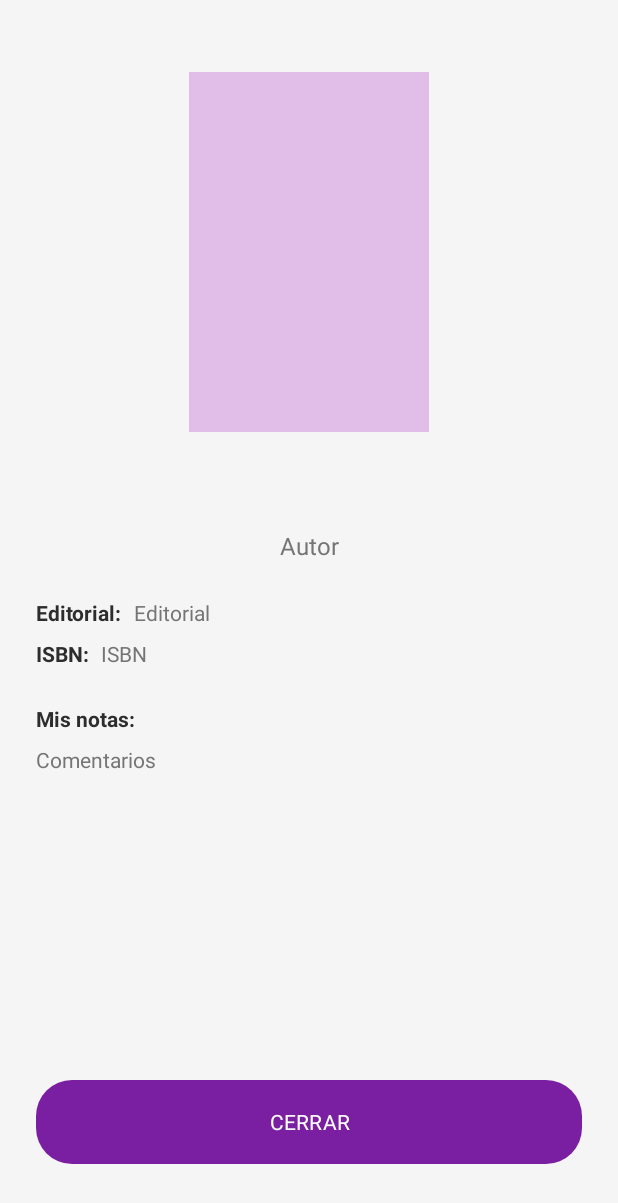
After one commit to mariapereyradv/parcial-2-am-acn4a-pereyra, an Android app: the DetalleLibroActivity screen opened directly, with no data from a screen before it, on a phone screen of 412 x 824 dp. The commit adds this screen. Shown: the top 1203 px of the screen. Run offline under Robolectric (Android 15) with nearby library versions, the phone set to English and light mode, and no system bars; pictures from the network do not load; 4 statements that could not run were skipped.

```diff
--- a/app/build.gradle
+++ b/app/build.gradle
@@ -33,6 +33,8 @@ dependencies {
     implementation 'androidx.recyclerview:recyclerview:1.2.1'
     implementation 'androidx.cardview:cardview:1.0.0'
     implementation 'com.google.code.gson:gson:2.8.9'
-    implementation 'com.github.bumptech.glide:glide:4.12.0'
-    annotationProcessor 'com.github.bumptech.glide:compiler:4.12.0'
+
+    // Glide para cargar imágenes
+    implementation 'com.github.bumptech.glide:glide:4.14.2'
+    annotationProcessor 'com.github.bumptech.glide:compiler:4.14.2'
 }
--- /dev/null
+++ b/app/src/main/java/com/jfam/leido/DetalleLibroActivity.java
@@ -0,0 +1,59 @@
+package com.jfam.leido;
+
+import android.os.Bundle;
+import android.widget.Button;
+import android.widget.ImageView;
+import android.widget.TextView;
+import androidx.appcompat.app.AppCompatActivity;
+import com.bumptech.glide.Glide;
+
+public class DetalleLibroActivity extends AppCompatActivity {
+
+    @Override
+    protected void onCreate(Bundle savedInstanceState) {
+        super.onCreate(savedInstanceState);
+        setContentView(R.layout.activity_detalle_libro);
+
+        // Recibir datos del Intent
+        String titulo = getIntent().getStringExtra("titulo");
+        String autor = getIntent().getStringExtra("autor");
+        String editorial = getIntent().getStringExtra("editorial");
+        String isbn = getIntent().getStringExtra("isbn");
+        String comentario = getIntent().getStringExtra("comentario");
+        String urlPortada = getIntent().getStringExtra("urlPortada");
+        String base64 = getIntent().getStringExtra("imagenBase64");
+
+        // Referencias
+        ImageView imgPortada = findViewById(R.id.imgPortadaDetalle);
+        TextView txtTitulo = findViewById(R.id.txtTituloDetalle);
+        TextView txtAutor = findViewById(R.id.txtAutorDetalle);
+        TextView txtEditorial = findViewById(R.id.txtEditorialDetalle);
+        TextView txtIsbn = findViewById(R.id.txtIsbnDetalle);
+        TextView txtComentario = findViewById(R.id.txtComentarioDetalle);
+        Button btnCerrar = findViewById(R.id.btnCerrar);
+
+        // Cargar datos
+        txtTitulo.setText(titulo);
+        txtAutor.setText(autor.isEmpty() ? "Autor desconocido" : autor);
+        txtEditorial.setText(editorial.isEmpty() ? "No especificada" : editorial);
+        txtIsbn.setText(isbn.isEmpty() ? "No disponible" : isbn);
+        txtComentario.setText(comentario.isEmpty() ? "Sin notas" : comentario);
+
+        // Cargar imagen
+        if (base64 != null && !base64.isEmpty()) {
+            byte[] decodedString = android.util.Base64.decode(base64, android.util.Base64.DEFAULT);
+            android.graphics.Bitmap bitmap = android.graphics.BitmapFactory
+                    .decodeByteArray(decodedString, 0, decodedString.length);
+            imgPortada.setImageBitmap(bitmap);
+        } else if (urlPortada != null && !urlPortada.isEmpty()) {
+            Glide.with(this)
+                    .load(urlPortada)
+                    .placeholder(R.color.primary_light)
+                    .error(R.color.primary_light)
+                    .centerCrop()
+                    .into(imgPortada);
+        }
+
+        btnCerrar.setOnClickListener(v -> finish());
+    }
+}
--- a/app/src/main/java/com/jfam/leido/MainActivity.java
+++ b/app/src/main/java/com/jfam/leido/MainActivity.java
@@ -1,6 +1,7 @@
 package com.jfam.leido;
 
 import android.content.Intent;
+import android.content.SharedPreferences;
 import android.os.Bundle;
 import android.widget.TextView;
 import androidx.appcompat.app.AppCompatActivity;
@@ -23,6 +24,11 @@ public class MainActivity extends AppCompatActivity {
     protected void onCreate(Bundle savedInstanceState) {
         super.onCreate(savedInstanceState);
         setContentView(R.layout.activity_main);
+
+        // TEMPORAL: FORZAR RESET
+        // SharedPreferences prefs = getSharedPreferences("libros_guardados", MODE_PRIVATE);
+        // prefs.edit().clear().apply();
+        //LibroRepository.obtenerInstancia(this).resetearDatos();
 
         inicializarVistas();
         configurarTabs();
--- a/app/src/main/res/layout/dialog_agregar_libro.xml
+++ b/app/src/main/res/layout/dialog_agregar_libro.xml
@@ -158,7 +158,7 @@
             <View
                 android:layout_width="match_parent"
                 android:layout_height="match_parent"
-                android:background="@drawable/edit_text_background"/>
+                android:background="@drawable/edit_text_background" />
         </FrameLayout>
 
         <!-- Botones para elegir método -->
--- a/app/src/main/res/values/themes.xml
+++ b/app/src/main/res/values/themes.xml
@@ -172,7 +172,6 @@
     <style name="Theme.Leido.AureliaIntro" parent="Theme.Leido">
         <item name="android:windowBackground">@color/primary_dark</item>
         <item name="android:statusBarColor">@color/primary_dark</item>
-        <item name="android:windowLightStatusBar">false</item>
         <item name="android:windowFullscreen">true</item>
     </style>
 
```
Also changed, not shown: app/src/main/java/com/jfam/leido/FragmentDeseados.java (+10 -4 lines), app/src/main/java/com/jfam/leido/FragmentLeidos.java (+11 -5 lines), app/src/main/java/com/jfam/leido/LibroAdapter.java (+26 -22 lines), app/src/main/java/com/jfam/leido/LibroRepository.java (+18 -4 lines), app/src/main/res/layout/activity_registro.xml (+1 -11 lines), app/src/main/res/values-v23/themes.xml (deleted, +0 -10 lines), app/src/main/res/drawable/Logo-A.png (deleted), 1 other file.
